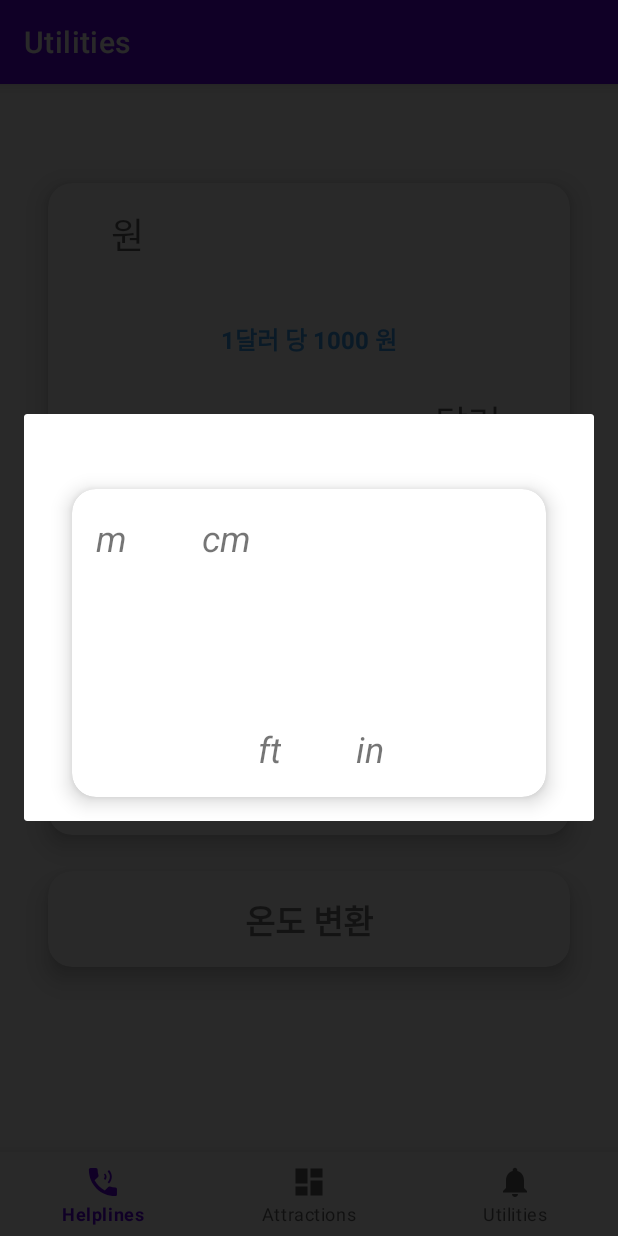
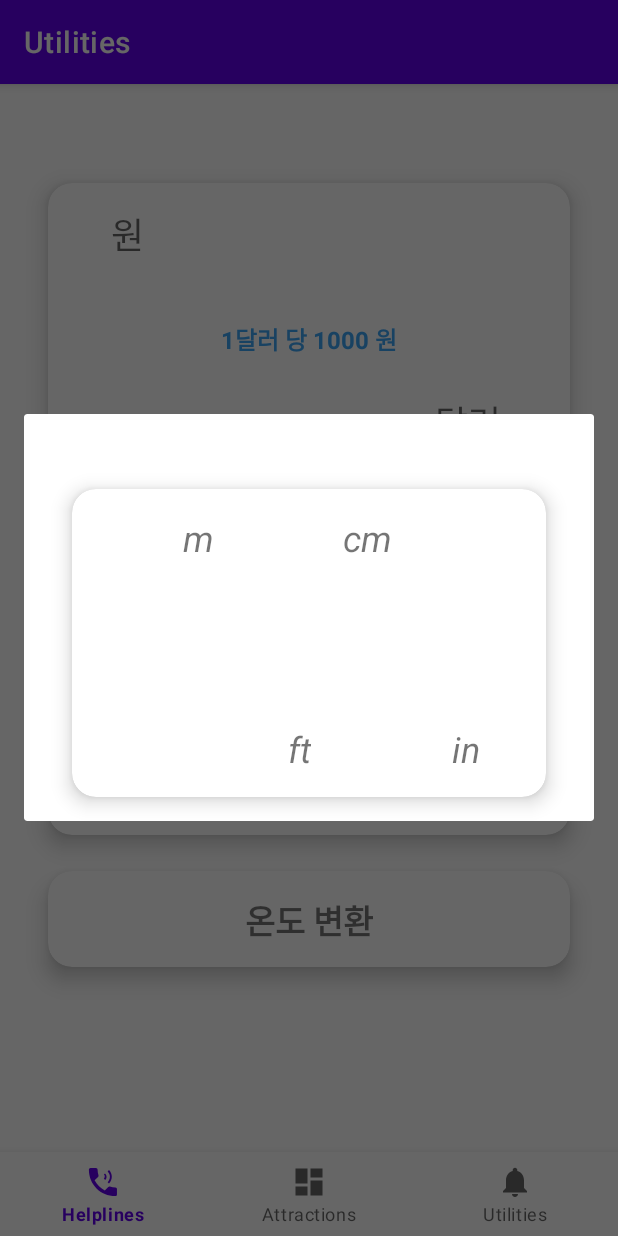
Before and after one commit to bamnamu/flow_camp, an Android app: the NotificationsFragment screen opened through its navigation route, after a tap on "길이 변환", on a phone screen of 412 x 824 dp. Run offline under Robolectric (Android 15) with nearby library versions, the phone set to English and light mode, and no system bars; our stand-ins replace navigation-ui.

Commit message:
length converter complete

```diff
--- a/app/src/main/java/com/example/flowcamp_week1/ui/notifications/NotificationsFragment.kt
+++ b/app/src/main/java/com/example/flowcamp_week1/ui/notifications/NotificationsFragment.kt
@@ -59,16 +59,132 @@ class NotificationsFragment : Fragment() {
         setupListeners()
         binding.exchangeRateDisplay.text = "1달러 당 $exchangeRate 원"
 
-        // 길이 변환 누르면 나타나도록
+        // 1) length_layout inflate + AlertDialog 생성 (단 한 번)
         val lenView = LayoutInflater.from(binding.root.context).inflate(R.layout.utilities_length_layout, null)
         val lenDialog = AlertDialog.Builder(binding.root.context).create()
         lenDialog.setView(lenView)
 
-        val lenButton = binding.conversionCardLength
-        lenButton.setOnClickListener{
+        //2) View 참조
+        val mInput = lenView.findViewById<EditText>(R.id.m_input)
+        val cmInput = lenView.findViewById<EditText>(R.id.cm_input)
+        val ftInput = lenView.findViewById<EditText>(R.id.ft_input)
+        val inInput = lenView.findViewById<EditText>(R.id.in_input)
+
+        //3) TextWatcher 설정
+        //cm 변경 감지
+        cmInput.addTextChangedListener(object: TextWatcher{
+            override fun afterTextChanged(s: Editable?) {
+                if (cmInput.isFocused){
+                    val cmValue = s.toString().toDoubleOrNull() ?:0.0
+//                    val mValue = cmValue / 100.0
+//                    val inValue = cmValue / 2.54
+//                    val ftValue = inValue / 12.0
+                    val mValue = mInput.text.toString().toDoubleOrNull() ?:0.0
+                    var inValue = (cmValue + mValue * 100) / 2.54
+                    val ftValue = (inValue/12).toInt()
+                    inValue = inValue - ftValue * 12
+
+
+                    //cm, m 모두 표시
+                    mInput.setText(String.format("%d", mValue.toInt()))
+                    //ft, in 모두 표시
+                    ftInput.setText(String.format("%d", ftValue))
+                    inInput.setText(String.format("%.2f", inValue))
+                }
+            }
+
+            override fun beforeTextChanged(p0: CharSequence?, p1: Int, p2: Int, p3: Int) {}
+            override fun onTextChanged(p0: CharSequence?, p1: Int, p2: Int, p3: Int) {}
+        })
+
+        //m 변경 감지
+        mInput.addTextChangedListener(object : TextWatcher{
+            override fun afterTextChanged(s: Editable?) {
+                if (mInput.isFocused){
+                    val mValue = s.toString().toDoubleOrNull() ?:0.0
+//
+//                    val cmValue = mValue * 100.0
+//                    val inValue = cmValue / 2.54
+//                    val ftValue = inValue / 12.0
+                    val cmValue = cmInput.toString().toDoubleOrNull() ?:0.0
+                    var inValue = (cmValue + mValue * 100) / 2.54
+                    val ftValue = (inValue/12).toInt()
+                    inValue = inValue - ftValue * 12
+
+
+
+                    //cm, m 모두 표시
+                    cmInput.setText(String.format("%.2f", cmValue))
+                    //ft, in 모두 표시
+                    ftInput.setText(String.format("%d", ftValue))
+                    inInput.setText(String.format("%.2f", inValue))
+                }
+            }
+
+            override fun beforeTextChanged(p0: CharSequence?, p1: Int, p2: Int, p3: Int) {}
+            override fun onTextChanged(p0: CharSequence?, p1: Int, p2: Int, p3: Int) {}
+        })
+
+        // in 변경 감지
+        inInput.addTextChangedListener(object : TextWatcher {
+            override fun afterTextChanged(s: Editable?) {
+                if (inInput.isFocused) {
+                    val inValue = s.toString().toDoubleOrNull() ?: 0.0
+
+//                    val cmValue = inValue * 2.54
+//                    val mValue = cmValue / 100.0
+//                    val ftValue = inValue / 12.0
+                    val ftValue = ftInput.toString().toDoubleOrNull() ?:0.0
+                    var cmValue = ftValue * 30.48 + inValue * 2.54
+                    val mValue = (cmValue / 100).toInt()
+                    cmValue = cmValue - mValue * 100
+
+                    //cm, m 모두 표시
+                    cmInput.setText(String.format("%.2f", cmValue))
+                    mInput.setText(String.format("%d", mValue))
+                    //ft 표시
+                    ftInput.setText(String.format("%d", ftValue.toInt()))
+                }
+            }
+
+            override fun onTextChanged(p0: CharSequence?, p1: Int, p2: Int, p3: Int) {}
+            override fun beforeTextChanged(p0: CharSequence?, p1: Int, p2: Int, p3: Int) {}
+        })
+
+        //ft 변경 감지
+        ftInput.addTextChangedListener(object : TextWatcher{
+            override fun afterTextChanged(s: Editable?) {
+                if (ftInput.isFocused){
+                    val ftValue = s.toString().toDoubleOrNull() ?:0.0
+
+//                    val inValue = ftValue * 12.0
+//                    val cmValue = inValue * 2.54
+//                    val mValue = cmValue / 100.0
+                    val inValue = inInput.toString().toDoubleOrNull() ?:0.0
+                    var cmValue = ftValue * 30.48 + inValue * 2.54
+                    val mValue = (cmValue / 100).toInt()
+                    cmValue = cmValue - mValue * 100
+
+                    cmInput.setText(String.format("%.2f", cmValue))
+                    mInput.setText(String.format("%d", mValue))
+                    inInput.setText(String.format("%.2f", inValue))
+                }
+            }
+
+            override fun onTextChanged(p0: CharSequence?, p1: Int, p2: Int, p3: Int) {}
+            override fun beforeTextChanged(p0: CharSequence?, p1: Int, p2: Int, p3: Int) {}
+        })
+
+        //4) 버튼 클릭 시 dialog.show()
+        binding.conversionCardLength.setOnClickListener{
             lenDialog.show()
-            setupLengthListeners()
         }
+
+//        val lenButton = binding.conversionCardLength
+//        lenButton.setOnClickListener{
+//            lenDialog.show()
+//            setupLengthListeners()
+//        }
 
         return root
     }
@@ -236,45 +352,6 @@ class NotificationsFragment : Fragment() {
                 Log.d("getExchangeRate", "response: $response")
             }
 
-/*
-            val connection = url.openConnection() as HttpURLConnection
-            connection.requestMethod = "GET"
-            connection.connectTimeout = 5000 // 연결 타임아웃
-            connection.readTimeout = 5000 // 읽기 타임아웃
-
-            //응답 코드 확인
-            val responseCode = connection.responseCode
-            Log.d("getExchangeRate", "responseCode: $responseCode")
-            if (responseCode == HttpURLConnection.HTTP_OK){
-                val reader = BufferedReader(InputStreamReader(connection.inputStream))
-                val response = StringBuilder()
-                var line: String?
-
-                while (reader.readLine().also { line = it } != null) {
-                    response.append(line)
-                }
-                reader.close()
-
-                //JSON 문자열 출력
-                val jsonString = response.toString()
-                Log.d("getExchangeRate", "API 응답: $jsonString")
-
-                //필요한 값 추출(미국 환율)
-                exchangeRate = extractDealBasR(jsonString, "USD")!!.toInt()
-                Log.d("getExchangeRate", "ExchangeRate : $exchangeRate")
-
-                //UI 업데이트
-                requireActivity().runOnUiThread{
-                    binding.exchangeRateDisplay.text = "1달러 당 $exchangeRate 원"
-                }
-            } else {
-                println("HTTP 요청 실패")
-                Log.d("getExchangeRate", "HTTP 요청 실패")
-            }
-
-            //연결 종료
-            connection.disconnect()
-            */
 
         } catch (e: Exception) {
             e.printStackTrace()
--- a/app/src/main/res/layout/utilities_length_layout.xml
+++ b/app/src/main/res/layout/utilities_length_layout.xml
@@ -33,9 +33,8 @@
 <!--        m 입력 -->
             <EditText
                 android:id="@+id/m_input"
-                android:layout_width="wrap_content"
+                android:layout_width="50dp"
                 android:layout_height="wrap_content"
-                android:layout_marginStart="50dp"
                 android:layout_marginEnd="8dp"
                 android:autofillHints="0"
                 android:background="@null"
@@ -48,7 +47,6 @@
                 android:id="@+id/m"
                 android:layout_width="wrap_content"
                 android:layout_height="wrap_content"
-                android:layout_alignParentStart="true"
                 android:layout_marginEnd="8dp"
                 android:layout_toEndOf="@id/m_input"
                 android:autofillHints="0"
@@ -61,10 +59,9 @@
             <!--        cm 입력 -->
             <EditText
                 android:id="@+id/cm_input"
-                android:layout_width="wrap_content"
+                android:layout_width="70dp"
                 android:layout_height="wrap_content"
                 android:layout_toEndOf="@id/m"
-                android:layout_marginStart="26dp"
                 android:layout_marginEnd="8dp"
                 android:autofillHints="0"
                 android:background="@null"
@@ -78,7 +75,6 @@
                 android:layout_width="wrap_content"
                 android:layout_height="wrap_content"
                 android:layout_alignParentTop="true"
-                android:layout_marginStart="8dp"
                 android:layout_toEndOf="@id/cm_input"
                 android:autofillHints="0"
                 android:background="@null"
@@ -91,10 +87,10 @@
             <!--        ft 입력 -->
             <EditText
                 android:id="@+id/ft_input"
-                android:layout_width="wrap_content"
+                android:layout_width="50dp"
                 android:layout_height="wrap_content"
                 android:layout_alignParentBottom="true"
-                android:layout_marginStart="100dp"
+                android:layout_marginStart="70dp"
                 android:layout_marginEnd="8dp"
                 android:autofillHints="0"
                 android:background="@null"
@@ -120,11 +116,10 @@
             <!--        in 입력 -->
             <EditText
                 android:id="@+id/in_input"
-                android:layout_width="wrap_content"
+                android:layout_width="70dp"
                 android:layout_height="wrap_content"
                 android:layout_alignParentBottom="true"
                 android:layout_toEndOf="@id/ft"
-                android:layout_marginStart="26dp"
                 android:layout_marginEnd="8dp"
                 android:autofillHints="0"
                 android:background="@null"
```
